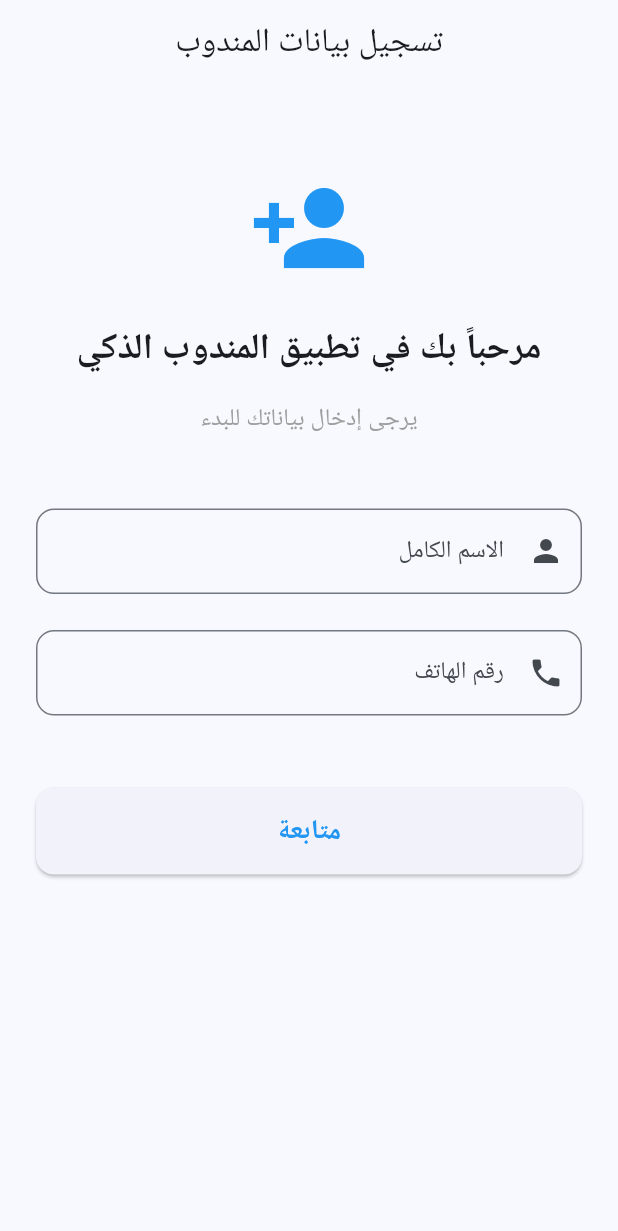
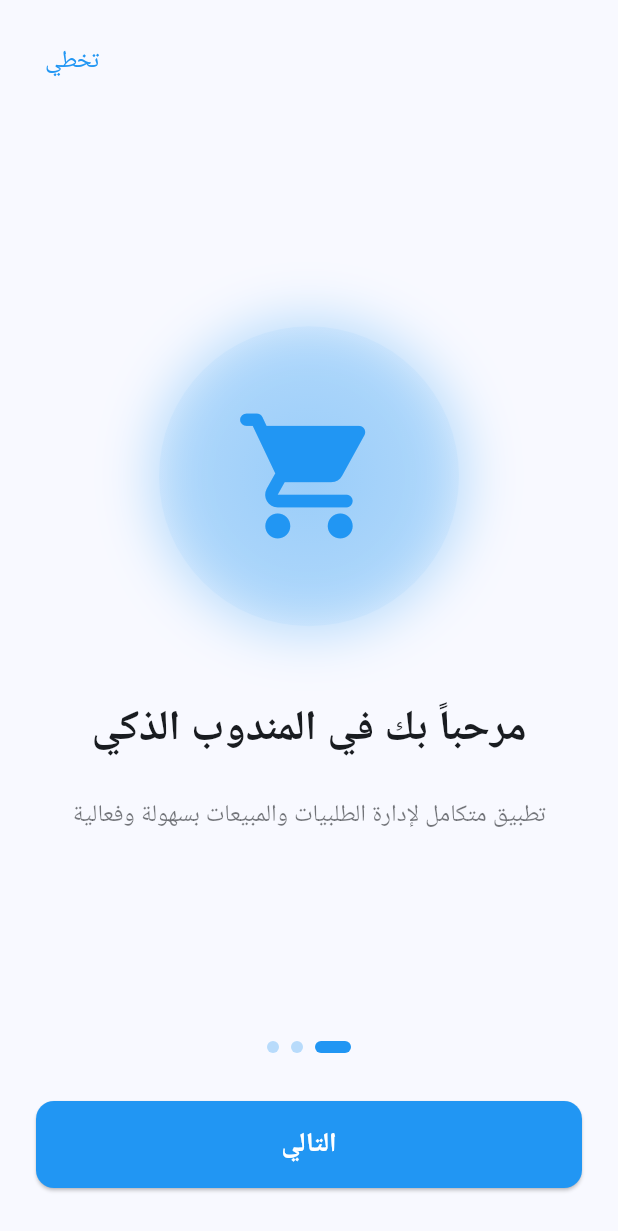
Before and after one commit to Mohammad-Hasan-it-96/Smart-Agent, a Flutter app: the screen it shows after launch, on a phone screen of 412 x 824 dp. Shown: the top 1231 px of the screen. Run offline on Flutter 3.47's test engine with Material 3 defaults, Android fonts, the phone set to English and light mode, and no system bars; our stand-ins replace device_info_plus, package_info_plus, pdf, printing, shared_preferences, sqflite; accounts and stored records are empty.

Commit message:
Refactor splash screen and enhance navigation
- Replaced the existing `splash_screen.dart` with a new structure under `features/splash`.
- Added `OnboardingScreen` to the navigation flow, allowing for a new onboarding route.
- Updated the main app routing to accommodate the new onboarding screen while maintaining the splash screen functionality.

```diff
--- /dev/null
+++ b/lib/features/onboarding/onboarding_screen.dart
@@ -0,0 +1,275 @@
+import 'package:flutter/material.dart';
+import 'package:shared_preferences/shared_preferences.dart';
+import '../../core/services/activation_service.dart';
+
+class OnboardingScreen extends StatefulWidget {
+  const OnboardingScreen({super.key});
+
+  @override
+  State<OnboardingScreen> createState() => _OnboardingScreenState();
+}
+
+class _OnboardingScreenState extends State<OnboardingScreen> {
+  final PageController _pageController = PageController();
+  final ActivationService _activationService = ActivationService();
+  int _currentPage = 0;
+
+  final List<OnboardingPage> _pages = [
+    OnboardingPage(
+      icon: Icons.shopping_cart_rounded,
+      title: 'مرحباً بك في المندوب الذكي',
+      description: 'تطبيق متكامل لإدارة الطلبيات والمبيعات بسهولة وفعالية',
+      color: Colors.blue,
+    ),
+    OnboardingPage(
+      icon: Icons.inventory_2_rounded,
+      title: 'إدارة شاملة للمنتجات',
+      description: 'قم بإدارة الأدوية والشركات والصيدليات بكل سهولة',
+      color: Colors.green,
+    ),
+    OnboardingPage(
+      icon: Icons.receipt_long_rounded,
+      title: 'إنشاء الفواتير والطلبيات',
+      description: 'أنشئ الطلبيات والفواتير بسرعة واحفظها كملفات PDF',
+      color: Colors.orange,
+    ),
+  ];
+
+  @override
+  void dispose() {
+    _pageController.dispose();
+    super.dispose();
+  }
+
+  Future<void> _completeOnboarding() async {
+    // Save onboarding completion status
+    final prefs = await SharedPreferences.getInstance();
+    await prefs.setBool('onboarding_completed', true);
+
+    if (!mounted) return;
+
+    // Check if agent data exists
+    final hasAgentData = await _activationService.hasAgentData();
+
+    if (!mounted) return;
+
+    // Navigate based on app state
+    if (!hasAgentData) {
+      Navigator.of(context).pushReplacementNamed('/agent-registration');
+    } else {
+      final isActivated = await _activationService.isActivated();
+      if (!mounted) return;
+
+      if (isActivated) {
+        Navigator.of(context).pushReplacementNamed('/home');
+      } else {
+        Navigator.of(context).pushReplacementNamed('/activation');
+      }
+    }
+  }
+
+  void _skipOnboarding() {
+    _completeOnboarding();
+  }
+
+  void _nextPage() {
+    if (_currentPage < _pages.length - 1) {
+      _pageController.nextPage(
+        duration: const Duration(milliseconds: 300),
+        curve: Curves.easeInOut,
+      );
+    } else {
+      _completeOnboarding();
+    }
+  }
+
+  @override
+  Widget build(BuildContext context) {
+    final theme = Theme.of(context);
+    final isDark = theme.brightness == Brightness.dark;
+
+    return Scaffold(
+      backgroundColor: isDark
+          ? theme.scaffoldBackgroundColor
+          : theme.colorScheme.surface,
+      body: SafeArea(
+        child: Column(
+          children: [
+            // Skip Button
+            Align(
+              alignment: Alignment.topLeft,
+              child: Padding(
+                padding: const EdgeInsets.all(16.0),
+                child: TextButton(
+                  onPressed: _skipOnboarding,
+                  child: Text(
+                    'تخطي',
+                    style: TextStyle(
+                      fontSize: 16,
+                      color: theme.colorScheme.primary,
+                    ),
+                  ),
+                ),
+              ),
+            ),
+
+            // PageView
+            Expanded(
+              child: PageView.builder(
+                controller: _pageController,
+                onPageChanged: (index) {
+                  setState(() {
+                    _currentPage = index;
+                  });
+                },
+                itemCount: _pages.length,
+                itemBuilder: (context, index) {
+                  return _buildPage(_pages[index], theme, isDark);
+                },
+              ),
+            ),
+
+            // Page Indicator
+            Row(
+              mainAxisAlignment: MainAxisAlignment.center,
+              children: List.generate(
+                _pages.length,
+                (index) => _buildIndicator(index == _currentPage, theme),
+              ),
+            ),
+
+            const SizedBox(height: 32),
+
+            // Next/Start Button
+            Padding(
+              padding: const EdgeInsets.symmetric(horizontal: 24.0),
+              child: SizedBox(
+                width: double.infinity,
+                child: ElevatedButton(
+                  onPressed: _nextPage,
+                  style: ElevatedButton.styleFrom(
+                    padding: const EdgeInsets.symmetric(vertical: 16),
+                    shape: RoundedRectangleBorder(
+                      borderRadius: BorderRadius.circular(12),
+                    ),
+                    backgroundColor: theme.colorScheme.primary,
+                  ),
+                  child: Text(
+                    _currentPage == _pages.length - 1
+                        ? 'بدء الاستخدام'
+                        : 'التالي',
+                    style: const TextStyle(
+                      fontSize: 18,
+                      fontWeight: FontWeight.bold,
+                      color: Colors.white,
+                    ),
+                  ),
+                ),
+              ),
+            ),
+
+            const SizedBox(height: 32),
+          ],
+        ),
+      ),
+    );
+  }
+
+  Widget _buildPage(OnboardingPage page, ThemeData theme, bool isDark) {
+    return Padding(
+      padding: const EdgeInsets.all(32.0),
+      child: Column(
+        mainAxisAlignment: MainAxisAlignment.center,
+        children: [
+          // Illustration/Icon
+          Container(
+            width: 200,
+            height: 200,
+            decoration: BoxDecoration(
+              shape: BoxShape.circle,
+              gradient: RadialGradient(
+                colors: [
+                  page.color.withValues(alpha: 0.2),
+                  page.color.withValues(alpha: 0.05),
+                ],
+              ),
+              boxShadow: [
+                BoxShadow(
+                  color: page.color.withValues(alpha: 0.3),
+                  blurRadius: 30,
+                  spreadRadius: 5,
+                ),
+              ],
+            ),
+            child: Icon(
+              page.icon,
+              size: 100,
+              color: page.color,
+            ),
+          ),
+
+          const SizedBox(height: 48),
+
+          // Title
+          Text(
+            page.title,
+            style: TextStyle(
+              fontSize: 28,
+              fontWeight: FontWeight.bold,
+              color: isDark
+                  ? theme.colorScheme.onSurface
+                  : theme.colorScheme.onSurface,
+            ),
+            textAlign: TextAlign.center,
+            textDirection: TextDirection.rtl,
+          ),
+
+          const SizedBox(height: 24),
+
+          // Description
+          Text(
+            page.description,
+            style: TextStyle(
+              fontSize: 16,
+              color: isDark
+                  ? theme.colorScheme.onSurface.withValues(alpha: 0.7)
+                  : theme.colorScheme.onSurface.withValues(alpha: 0.6),
+              height: 1.6,
+            ),
+            textAlign: TextAlign.center,
+            textDirection: TextDirection.rtl,
+          ),
+        ],
+      ),
+    );
+  }
+
+  Widget _buildIndicator(bool isActive, ThemeData theme) {
+    return AnimatedContainer(
+      duration: const Duration(milliseconds: 300),
+      margin: const EdgeInsets.symmetric(horizontal: 4.0),
+      width: isActive ? 24 : 8,
+      height: 8,
+      decoration: BoxDecoration(
+        color: isActive
+            ? theme.colorScheme.primary
+            : theme.colorScheme.primary.withValues(alpha: 0.3),
+        borderRadius: BorderRadius.circular(4),
+      ),
+    );
+  }
+}
+
+class OnboardingPage {
+  final IconData icon;
+  final String title;
+  final String description;
+  final Color color;
+
+  OnboardingPage({
+    required this.icon,
+    required this.title,
+    required this.description,
+    required this.color,
+  });
+}
--- a/lib/main.dart
+++ b/lib/main.dart
@@ -4,7 +4,8 @@ import 'package:flutter_localizations/flutter_localizations.dart';
 import 'package:shared_preferences/shared_preferences.dart';
 import 'core/db/database_helper.dart';
 import 'core/utils/slide_page_route.dart';
-import 'splash_screen.dart';
+import 'features/splash/splash_screen.dart';
+import 'features/onboarding/onboarding_screen.dart';
 import 'features/home/home_screen.dart';
 import 'features/activation/activation_screen.dart';
 import 'features/companies/companies_screen.dart';
@@ -75,6 +76,8 @@ class MyApp extends StatelessWidget {
         switch (settings.name) {
           case '/':
             return MaterialPageRoute(builder: (_) => const SplashScreen());
+          case '/onboarding':
+            return MaterialPageRoute(builder: (_) => const OnboardingScreen());
           case '/home':
             page = const HomeScreen();
             break;
```
Also changed, not shown: lib/features/splash/splash_screen.dart (added, +248 -0 lines), lib/splash_screen.dart (deleted, +0 -96 lines).
